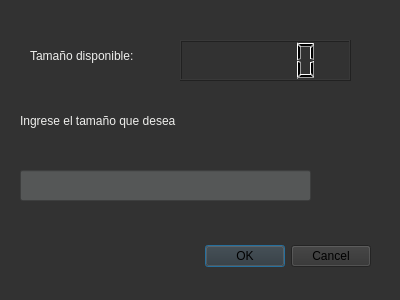
First picture: the form in InterfazGrafica/mosaicoform.ui, repository nestor2502/R.B.A, before the edit.
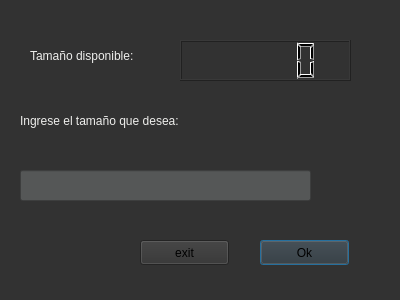
Second picture: the form after the edit.

Diff of the .ui file:
```diff
--- a/InterfazGrafica/mosaicoform.ui
+++ b/InterfazGrafica/mosaicoform.ui
@@ -16,22 +16,6 @@
   <property name="styleSheet">
    <string notr="true">background-color: rgb(50, 50, 50);</string>
   </property>
-  <widget class="QDialogButtonBox" name="buttonBox">
-   <property name="geometry">
-    <rect>
-     <x>30</x>
-     <y>240</y>
-     <width>341</width>
-     <height>32</height>
-    </rect>
-   </property>
-   <property name="orientation">
-    <enum>Qt::Horizontal</enum>
-   </property>
-   <property name="standardButtons">
-    <set>QDialogButtonBox::Cancel|QDialogButtonBox::Ok</set>
-   </property>
-  </widget>
   <widget class="QLabel" name="label">
    <property name="geometry">
     <rect>
@@ -61,7 +45,7 @@
     <string notr="true">color: rgb(238, 238, 236);</string>
    </property>
    <property name="text">
-    <string>Ingrese el tamaño que desea</string>
+    <string>Ingrese el tamaño que desea:</string>
    </property>
   </widget>
   <widget class="QLineEdit" name="lineEdit">
@@ -87,6 +71,32 @@
     </rect>
    </property>
   </widget>
+  <widget class="QPushButton" name="pushButton">
+   <property name="geometry">
+    <rect>
+     <x>260</x>
+     <y>240</y>
+     <width>89</width>
+     <height>25</height>
+    </rect>
+   </property>
+   <property name="text">
+    <string>Ok</string>
+   </property>
+  </widget>
+  <widget class="QPushButton" name="pushButton_2">
+   <property name="geometry">
+    <rect>
+     <x>140</x>
+     <y>240</y>
+     <width>89</width>
+     <height>25</height>
+    </rect>
+   </property>
+   <property name="text">
+    <string>exit</string>
+   </property>
+  </widget>
  </widget>
  <resources/>
  <connections>
```
Left out of the diff: 35 changed lines with no effect on the pictures.
